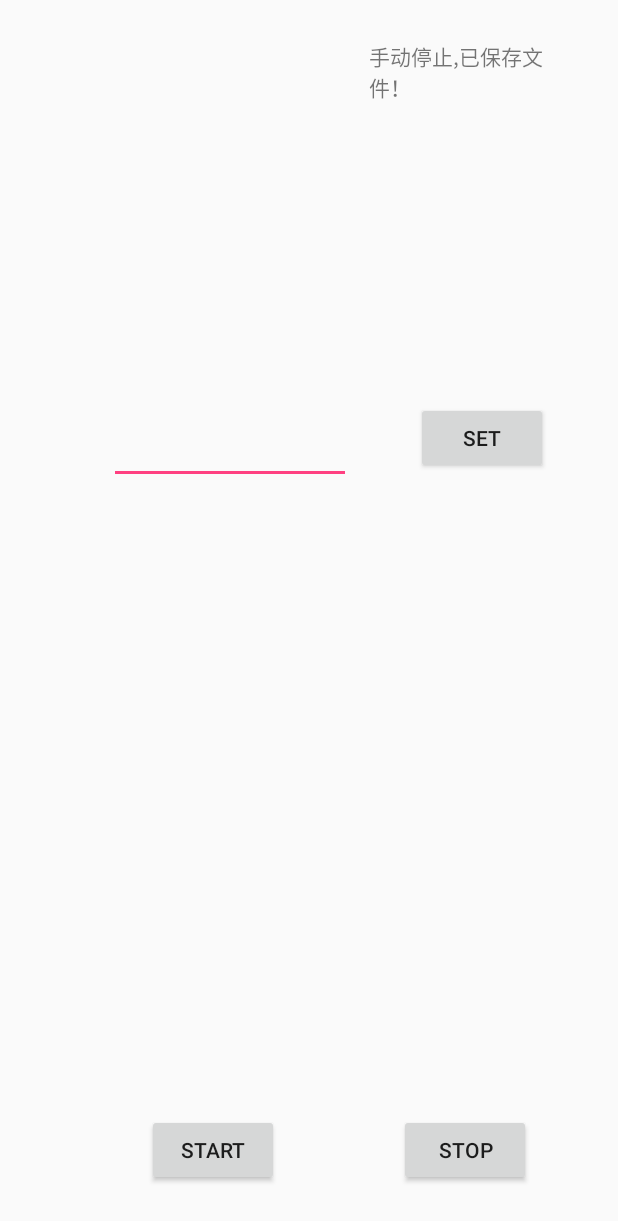
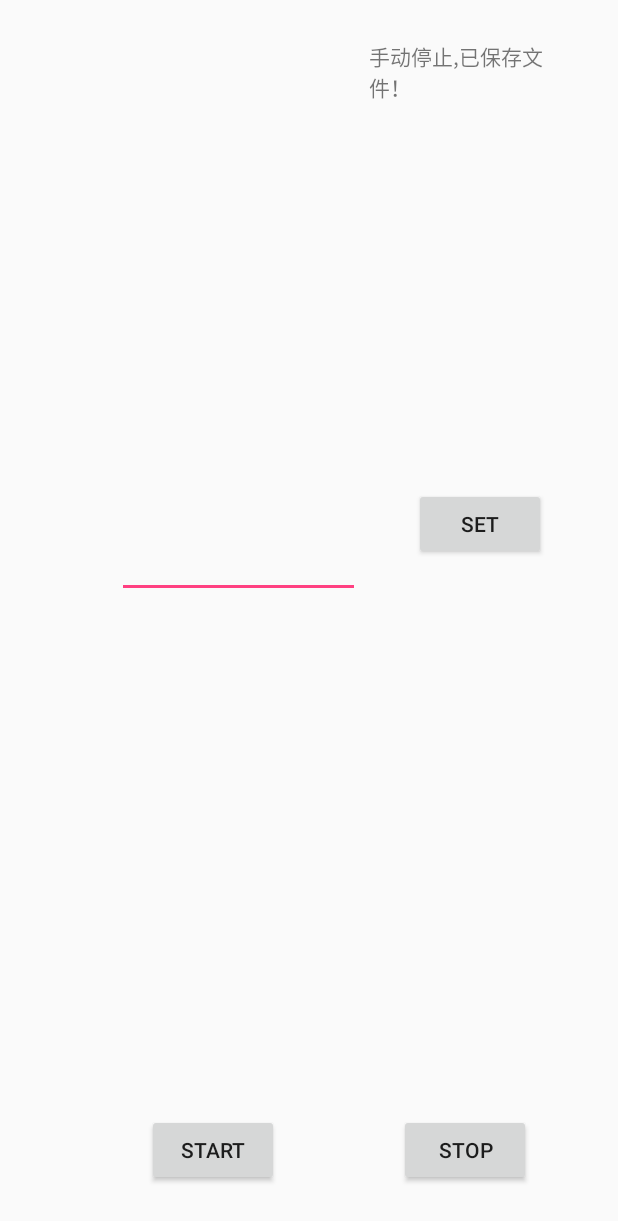
Before and after one commit to faioo/myAcc, an Android app: the screen it shows after launch (MainActivity), after a tap on "SET", on a phone screen of 412 x 824 dp. Shown: the top 1221 px of the screen. Run offline under Robolectric (Android 15) with nearby library versions, the light colour scheme and no system bars; 1 statement that could not run was skipped; 1 other tap on this screen came first.

Commit message:
修改无法在PC上看到数据的BUG
添加刷新文件目录缓存的code，使得PC端也可以看到数据

```diff
--- a/app/src/main/java/com/example/faioo/myacc/MainActivity.java
+++ b/app/src/main/java/com/example/faioo/myacc/MainActivity.java
@@ -10,6 +10,7 @@ import android.hardware.SensorEventListener;
 import android.hardware.SensorManager;
 import android.icu.util.Calendar;
 import android.icu.util.TimeZone;
+import android.media.MediaScannerConnection;
 import android.os.Bundle;
 import android.os.Environment;
 import android.support.v4.app.ActivityCompat;
@@ -42,6 +43,7 @@ public class MainActivity extends Activity  {
     EditText editText;
     //设置开关，运行期不可设置时间
     boolean setTime = true;
+    //默认计时12800次
     int countSize = 12800;
     int count=0;
     //存放最终数据
@@ -151,7 +153,7 @@ public class MainActivity extends Activity  {
                 //创建新文件名
                 fileNameBasedOnTime();
                 //sm.registerListener(myAccelerometerListener, sm.getDefaultSensor(sensorType3), 10000);
-                count =0;
+                count = 0;
             }
         });
         btnStop.setOnClickListener(new View.OnClickListener() {
@@ -175,7 +177,7 @@ public class MainActivity extends Activity  {
                 if (setTime){
                 String tmp = editText.getText().toString();
                 countSize = Integer.parseInt(tmp);
-                String str = "设置成功：时间为"+countSize/10+'s';
+                String str = "设置成功：时间为"+countSize/100+'s';
                 Toast.makeText(MainActivity.this,str,Toast.LENGTH_SHORT).show();
                 }
                 else {
@@ -191,7 +193,6 @@ public class MainActivity extends Activity  {
             //if(sensorEvent.sensor.getType() == Sensor.TYPE_GYROSCOPE){
             //三组数据都有，开始通过旋转矩阵修正线性加速度数据
             //if (tag_lineAcc && tag_g && tag_acc) 代码整合到WriteFile(float,float,float)函数中
-
             if(sensorEvent.sensor.getType() == Sensor.TYPE_ACCELEROMETER) {
                 accelerometerValues = sensorEvent.values;
                 tag_acc = true;
@@ -301,6 +302,8 @@ public class MainActivity extends Activity  {
             sm.unregisterListener(myAccelerometerListener);
             contentWrite.setText("");
             contentRead.setText("时间到，已保存文件！");
+            //刷新文件目录缓存，使得PC端也可以看到数据
+            MediaScannerConnection.scanFile(this, new String[] { file.getAbsolutePath() }, null, null);
             Toast.makeText(MainActivity.this, "时间到，已保存文件！", Toast.LENGTH_SHORT).show();
             tag_lineAcc = false;
             tag_acc = false;
--- a/app/src/main/res/layout/activity_main.xml
+++ b/app/src/main/res/layout/activity_main.xml
@@ -103,20 +103,18 @@
         android:layout_width="wrap_content"
         android:layout_height="wrap_content"
         android:layout_marginBottom="7dp"
-        android:layout_marginLeft="8dp"
-        android:layout_marginRight="8dp"
+        android:layout_marginRight="48dp"
         android:text="set"
         app:layout_constraintBottom_toTopOf="@+id/editTextx"
-        app:layout_constraintHorizontal_bias="0.875"
-        app:layout_constraintLeft_toLeftOf="parent"
         app:layout_constraintRight_toRightOf="parent"
         android:layout_marginTop="8dp"
-        app:layout_constraintTop_toBottomOf="@+id/contentRead" />
+        app:layout_constraintTop_toBottomOf="@+id/contentRead"
+        app:layout_constraintVertical_bias="0.8" />
 
     <EditText
         android:id="@+id/editText"
-        android:layout_width="161dp"
-        android:layout_height="37dp"
+        android:layout_width="162dp"
+        android:layout_height="49dp"
         android:ems="10"
         android:inputType="number"
         android:layout_marginLeft="8dp"
@@ -125,9 +123,9 @@
         android:layout_marginRight="8dp"
         android:layout_marginBottom="20dp"
         app:layout_constraintBottom_toTopOf="@+id/editTextx"
-        app:layout_constraintHorizontal_bias="0.644"
+        app:layout_constraintHorizontal_bias="0.716"
         android:layout_marginTop="8dp"
         app:layout_constraintTop_toBottomOf="@+id/contentWrite"
-        app:layout_constraintVertical_bias="0.6" />
+        app:layout_constraintVertical_bias="1.0" />
 
 </android.support.constraint.ConstraintLayout>
```
